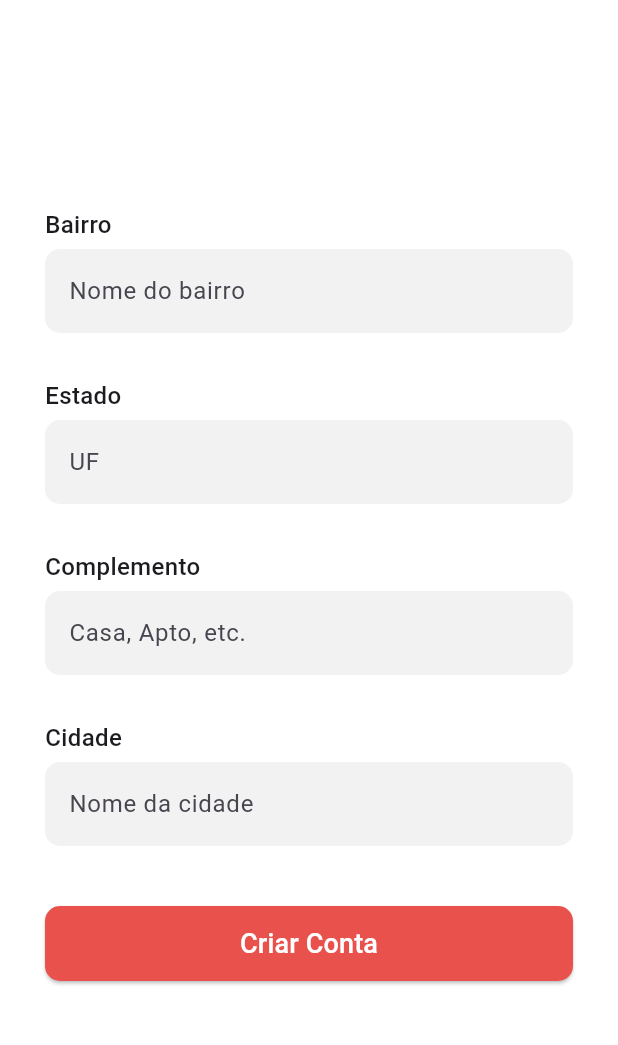
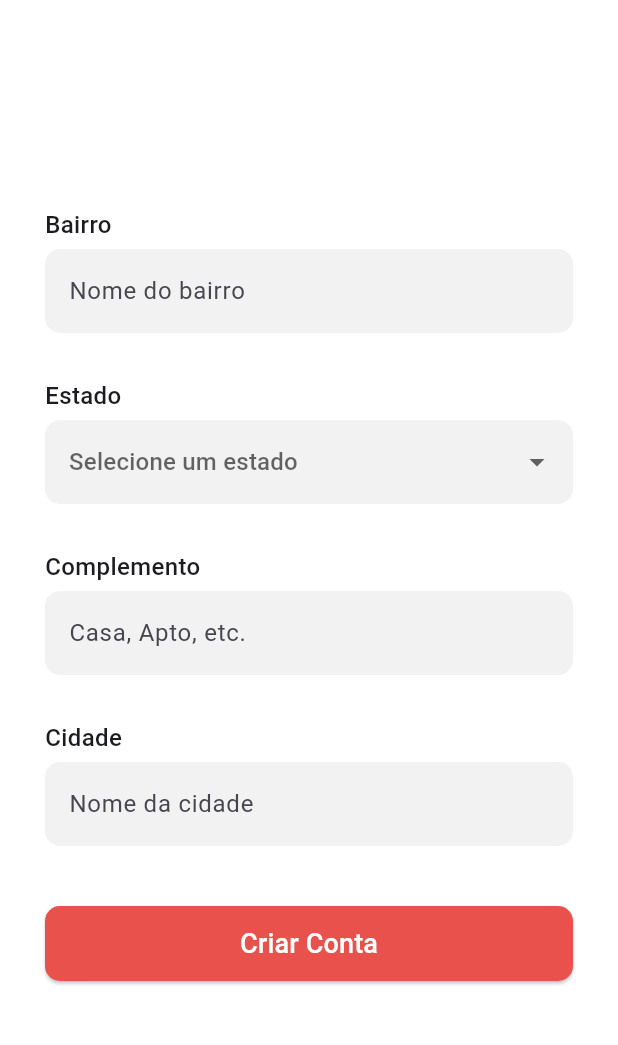
Before and after one commit to Sustenta-Bag/Sustenta-Bag-user, a Flutter app: the RegisterStep3 screen opened by its route, on a phone screen of 412 x 824 dp, the part 66-1111 px from its top. Run offline on Flutter 3.47's test engine with Material 3 defaults, Android fonts, the phone set to English and light mode, and no system bars; our stand-ins replace firebase_core, firebase_messaging, flutter_dotenv, flutter_local_notifications, font_awesome_flutter, sqflite and 2 more; accounts and stored records are empty.

Commit message:
FEAT: Ajuste cadastro de cliente

```diff
--- a/frontend/sustenta_bag_application/lib/screens/Register/RegisterStep2.dart
+++ b/frontend/sustenta_bag_application/lib/screens/Register/RegisterStep2.dart
@@ -62,9 +62,7 @@ class _RegisterStep2State extends State<RegisterStep2> {
     });
 
     try {
-      final endereco = await CepService.buscarEndereco(cep);
-
-      if (endereco != null) {
+      final endereco = await CepService.buscarEndereco(cep);      if (endereco != null) {
         setState(() {
           _ruaController.text = endereco['logradouro'] ?? '';
           userData['bairro'] = endereco['bairro'] ?? '';
--- a/frontend/sustenta_bag_application/lib/screens/Register/RegisterStep3.dart
+++ b/frontend/sustenta_bag_application/lib/screens/Register/RegisterStep3.dart
@@ -1,5 +1,6 @@
 import 'package:flutter/material.dart';
 import '../../utils/auth_service.dart';
+import '../../utils/estados_brasil.dart';
 
 class RegisterStep3 extends StatefulWidget {
   const RegisterStep3({super.key});
@@ -11,7 +12,7 @@ class RegisterStep3 extends StatefulWidget {
 class _RegisterStep3State extends State<RegisterStep3> {
   final _formKey = GlobalKey<FormState>();
   final _bairroController = TextEditingController();
-  final _estadoController = TextEditingController();
+  String? _estadoSelecionado;
   final _complementoController = TextEditingController();
   final _cidadeController = TextEditingController();
 
@@ -26,7 +27,7 @@ class _RegisterStep3State extends State<RegisterStep3> {
       userData = args;
 
       _bairroController.text = userData['bairro'] ?? '';
-      _estadoController.text = userData['estado'] ?? '';
+      _estadoSelecionado = userData['estado'] ?? 'PE';
       _cidadeController.text = userData['cidade'] ?? '';
     }
   }
@@ -34,7 +35,6 @@ class _RegisterStep3State extends State<RegisterStep3> {
   @override
   void dispose() {
     _bairroController.dispose();
-    _estadoController.dispose();
     _complementoController.dispose();
     _cidadeController.dispose();
     super.dispose();
@@ -45,17 +45,15 @@ class _RegisterStep3State extends State<RegisterStep3> {
       setState(() {
         _isLoading = true;
       });
-
       try {
         final dadosCompletos = {
           ...userData,
           'bairro': _bairroController.text,
-          'estado': _estadoController.text,
+          'estado': _estadoSelecionado,
           'complemento': _complementoController.text,
           'cidade': _cidadeController.text,
         };
 
-        // Montar payload conforme esperado pela API
         final payload = {
           "entityType": "client",
           "userData": {
@@ -64,7 +62,7 @@ class _RegisterStep3State extends State<RegisterStep3> {
           },
           "entityData": {
             "name": dadosCompletos["nome"],
-            "cpf": "11170187111", // dadosCompletos["cpf"]
+            "cpf": retirarRegex(dadosCompletos["cpf"]),
             "phone": retirarRegex(dadosCompletos["telefone"]),
             "idAddress": {
               "zipCode": retirarRegex(dadosCompletos["cep"]),
@@ -83,11 +81,8 @@ class _RegisterStep3State extends State<RegisterStep3> {
         final result = await AuthService.register(payload);
 
         if (result != null && result['error'] == null) {
-          // Registro bem sucedido, fazer login automático
           final loginResult = await AuthService.login(
-            dadosCompletos["email"],
-            dadosCompletos["password"]
-          );
+              dadosCompletos["email"], dadosCompletos["password"]);
 
           if (loginResult != null && loginResult['error'] == null) {
             if (!mounted) return;
@@ -95,7 +90,9 @@ class _RegisterStep3State extends State<RegisterStep3> {
           } else {
             if (!mounted) return;
             ScaffoldMessenger.of(context).showSnackBar(
-              SnackBar(content: Text(loginResult?['error'] ?? 'Erro ao fazer login automático')),
+              SnackBar(
+                  content: Text(loginResult?['error'] ??
+                      'Erro ao fazer login automático')),
             );
             Navigator.pushReplacementNamed(context, '/login');
           }
@@ -160,17 +157,7 @@ class _RegisterStep3State extends State<RegisterStep3> {
                         },
                       ),
                       const SizedBox(height: 30),
-                      _buildTextFormField(
-                        controller: _estadoController,
-                        label: "Estado",
-                        hint: "UF",
-                        validator: (value) {
-                          if (value == null || value.isEmpty) {
-                            return 'Estado é obrigatório';
-                          }
-                          return null;
-                        },
-                      ),
+                      _buildDropdownField(),
                       const SizedBox(height: 30),
                       _buildTextFormField(
                         controller: _complementoController,
@@ -203,7 +190,8 @@ class _RegisterStep3State extends State<RegisterStep3> {
                             ),
                           ),
                           child: const Text("Criar Conta",
-                              style: TextStyle(fontSize: 18, color: Colors.white)),
+                              style:
+                                  TextStyle(fontSize: 18, color: Colors.white)),
                         ),
                       ),
                     ],
@@ -254,4 +242,54 @@ class _RegisterStep3State extends State<RegisterStep3> {
       ],
     );
   }
+
+  Widget _buildDropdownField() {
+    return Column(
+      crossAxisAlignment: CrossAxisAlignment.start,
+      children: [
+        const Text(
+          "Estado",
+          style: TextStyle(fontSize: 16, fontWeight: FontWeight.w500),
+        ),
+        const SizedBox(height: 5),
+        DropdownButtonFormField<String>(
+          value: _estadoSelecionado?.isNotEmpty == true
+              ? _estadoSelecionado
+              : null,
+          hint: const Text("Selecione um estado"),
+          decoration: InputDecoration(
+            filled: true,
+            fillColor: const Color(0xFFF2F2F2),
+            border: OutlineInputBorder(
+              borderRadius: BorderRadius.circular(10),
+              borderSide: BorderSide.none,
+            ),
+            errorBorder: OutlineInputBorder(
+              borderRadius: BorderRadius.circular(10),
+              borderSide: const BorderSide(color: Colors.red),
+            ),
+            focusedErrorBorder: OutlineInputBorder(
+              borderRadius: BorderRadius.circular(10),
+              borderSide: const BorderSide(color: Colors.red),
+            ),
+          ),
+          items: EstadosBrasil.getDropdownItems(),
+          onChanged: (String? newValue) {
+            setState(() {
+              print("Estado selecionado: $newValue");
+              _estadoSelecionado = newValue;
+              userData['estado'] = newValue;
+              print("Estado selecionado atualizado: $_estadoSelecionado");
+            });
+          },
+          validator: (value) {
+            if (value == null || value.isEmpty) {
+              return 'Estado é obrigatório';
+            }
+            return null;
+          },
+        ),
+      ],
+    );
+  }
 }
--- /dev/null
+++ b/frontend/sustenta_bag_application/lib/utils/estados_brasil.dart
@@ -0,0 +1,45 @@
+import 'package:flutter/material.dart';
+
+class EstadosBrasil {
+  static const Map<String, String> estados = {
+    'Acre': 'AC',
+    'Alagoas': 'AL',
+    'Amapá': 'AP',
+    'Amazonas': 'AM',
+    'Bahia': 'BA',
+    'Ceará': 'CE',
+    'Distrito Federal': 'DF',
+    'Espírito Santo': 'ES',
+    'Goiás': 'GO',
+    'Maranhão': 'MA',
+    'Mato Grosso': 'MT',
+    'Mato Grosso do Sul': 'MS',
+    'Minas Gerais': 'MG',
+    'Pará': 'PA',
+    'Paraíba': 'PB',
+    'Paraná': 'PR',
+    'Pernambuco': 'PE',
+    'Piauí': 'PI',
+    'Rio de Janeiro': 'RJ',
+    'Rio Grande do Norte': 'RN',
+    'Rio Grande do Sul': 'RS',
+    'Rondônia': 'RO',
+    'Roraima': 'RR',
+    'Santa Catarina': 'SC',
+    'São Paulo': 'SP',
+    'Sergipe': 'SE',
+    'Tocantins': 'TO',
+  };  static List<DropdownMenuItem<String>> getDropdownItems() {
+    return estados.entries.map((entry) {
+      return DropdownMenuItem<String>(
+        value: entry.value,
+        child: Text('${entry.key} (${entry.value})'),
+      );
+    }).toList();
+  }  static String? getEstadoNome(String uf) {
+    return estados.entries
+        .where((entry) => entry.value == uf.toUpperCase())
+        .map((entry) => entry.key)
+        .firstOrNull;
+  }
+}
```
Also changed, not shown: frontend/sustenta_bag_application/lib/screens/Register/RegisterStep1.dart (+16 -1 lines), frontend/sustenta_bag_application/lib/utils/auth_service.dart (+0 -19 lines), frontend/sustenta_bag_application/lib/utils/database_helper.dart (+6 -1 lines), frontend/sustenta_bag_application/lib/utils/formatters.dart (added, +30 -0 lines), frontend/sustenta_bag_application/lib/utils/validators.dart (+36 -0 lines).
